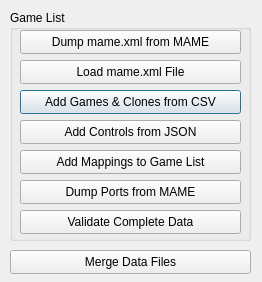
This is ui/tools.ui in TVsIan/MAMEMapper as Qt 5 draws it before an edit. The edited form follows.
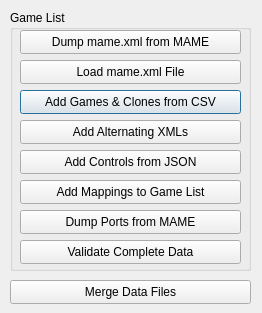
This is the edited form. Icons and pictures are not drawn.

What changed in the file:
```diff
--- a/ui/tools.ui
+++ b/ui/tools.ui
@@ -8,7 +8,7 @@
     <x>0</x>
     <y>0</y>
     <width>262</width>
-    <height>282</height>
+    <height>313</height>
    </rect>
   </property>
   <property name="windowTitle">
@@ -24,7 +24,7 @@
      <x>10</x>
      <y>10</y>
      <width>241</width>
-     <height>231</height>
+     <height>261</height>
     </rect>
    </property>
    <property name="title">
@@ -47,7 +47,7 @@
     <property name="geometry">
      <rect>
       <x>10</x>
-      <y>110</y>
+      <y>140</y>
       <width>221</width>
       <height>24</height>
      </rect>
@@ -60,7 +60,7 @@
     <property name="geometry">
      <rect>
       <x>10</x>
-      <y>140</y>
+      <y>170</y>
       <width>221</width>
       <height>24</height>
      </rect>
@@ -86,7 +86,7 @@
     <property name="geometry">
      <rect>
       <x>10</x>
-      <y>170</y>
+      <y>200</y>
       <width>221</width>
       <height>24</height>
      </rect>
@@ -112,7 +112,7 @@
     <property name="geometry">
      <rect>
       <x>10</x>
-      <y>200</y>
+      <y>230</y>
       <width>221</width>
       <height>24</height>
      </rect>
@@ -121,12 +121,28 @@
      <string>Validate Complete Data</string>
     </property>
    </widget>
+   <widget class="QPushButton" name="alternatingButton">
+    <property name="enabled">
+     <bool>true</bool>
+    </property>
+    <property name="geometry">
+     <rect>
+      <x>10</x>
+      <y>110</y>
+      <width>221</width>
+      <height>24</height>
+     </rect>
+    </property>
+    <property name="text">
+     <string>Add Alternating XMLs</string>
+    </property>
+   </widget>
   </widget>
   <widget class="QPushButton" name="mergeButton">
    <property name="geometry">
     <rect>
      <x>10</x>
-     <y>250</y>
+     <y>280</y>
      <width>241</width>
      <height>24</height>
     </rect>
```
Left out of the diff: 1 changed line with no effect on the pictures.
